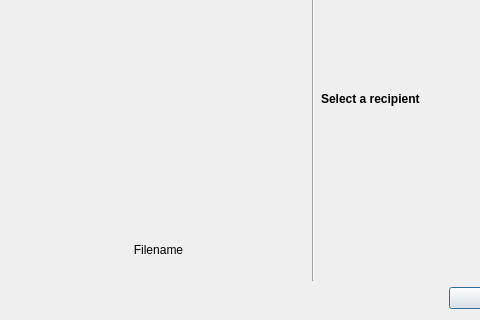
This is mainwindow.ui in KDE/ktp-send-file as Qt 5 draws it before an edit; both pictures show x 0 to 480 and y 94 to 414 of the 626 by 414 pixel window. The edited form follows.
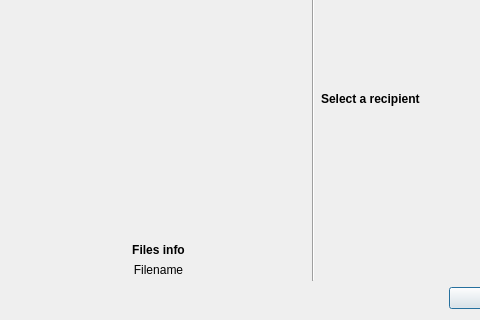
This is the edited form.

What changed in the file:
```diff
--- a/mainwindow.ui
+++ b/mainwindow.ui
@@ -66,6 +66,28 @@
          </property>
         </widget>
        </item>
+       <item>
+        <widget class="QLabel" name="filesInfoLabel">
+         <property name="enabled">
+          <bool>true</bool>
+         </property>
+         <property name="font">
+          <font>
+           <weight>75</weight>
+           <bold>true</bold>
+          </font>
+         </property>
+         <property name="inputMethodHints">
+          <set>Qt::ImhNone</set>
+         </property>
+         <property name="text">
+          <string>Files info</string>
+         </property>
+         <property name="alignment">
+          <set>Qt::AlignCenter</set>
+         </property>
+        </widget>
+       </item>
        <item>
         <widget class="QLabel" name="fileNameLabel">
          <property name="text">
```
Left out of the diff: 2 changed lines with no effect on the pictures.
